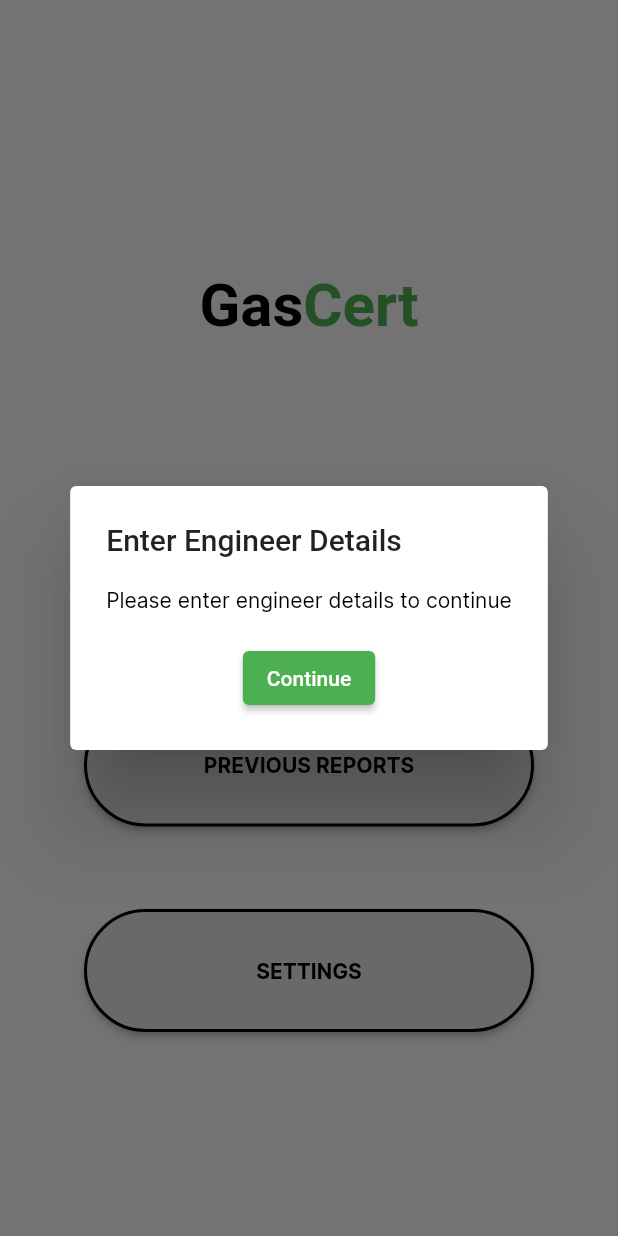
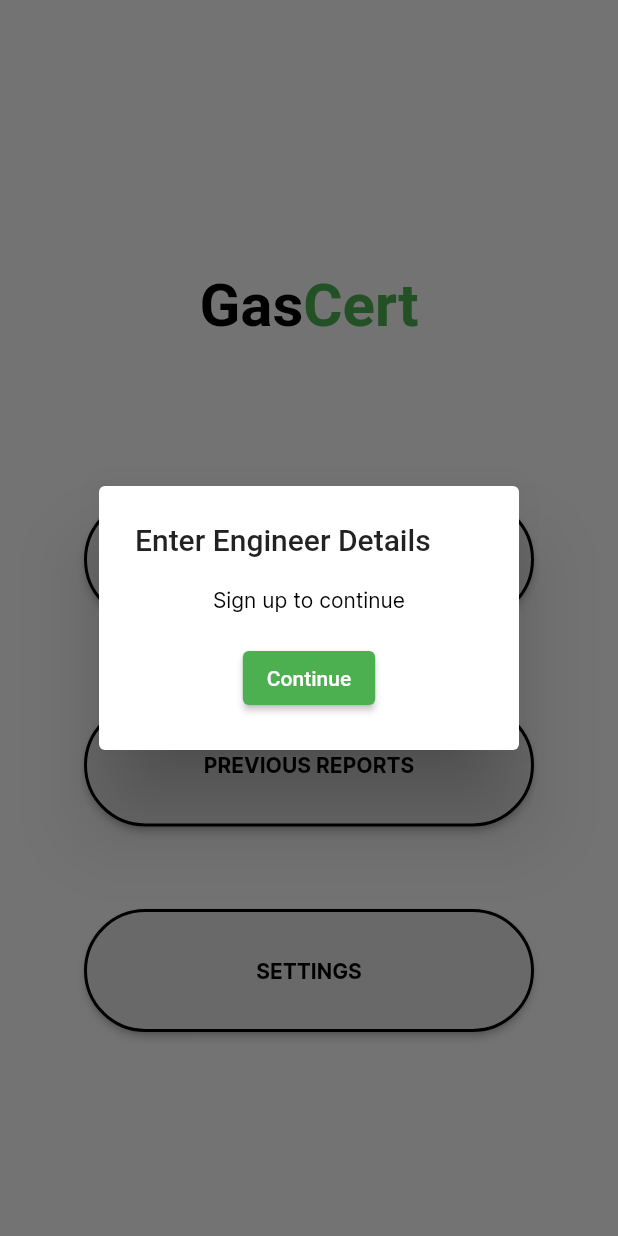
Before and after one commit to liiiiamb/gascert-code, a Flutter app: the screen it shows after launch, on a phone screen of 412 x 824 dp. Run offline on Flutter 3.47's test engine with Material 2 defaults, Android fonts, the phone set to English and light mode, and no system bars; our stand-ins replace cloud_firestore, dots_indicator, file_picker, firebase_auth, firebase_core, fluttertoast and 7 more; missing offline and left inert: advance_pdf_viewer, autocomplete_textfield, excel, flutter_email_sender, material_dialogs, telephony; accounts and stored records are empty.

```diff
--- a/lib/Engineer.dart
+++ b/lib/Engineer.dart
@@ -12,6 +12,7 @@ import 'package:image_picker/image_picker.dart';
 import 'package:permission_handler/permission_handler.dart';
 import 'package:flutter/services.dart' show ByteData, rootBundle;
 import 'package:signature/signature.dart';
+import 'package:provider/provider.dart';
 
 class Engineer extends StatefulWidget {
   @override
--- a/lib/main.dart
+++ b/lib/main.dart
@@ -89,7 +89,7 @@ class HomePageScreen extends StatelessWidget {
                 content: Column(
                   mainAxisSize: MainAxisSize.min,
                   children: [
-                    Text("Please enter engineer details to continue"),
+                    Text("Sign up to continue"),
                     SizedBox(
                         height: 20), // Adding space between text and button
                     Center(
--- a/pubspec.yaml
+++ b/pubspec.yaml
@@ -73,6 +73,7 @@ dependencies:
   telephony: ^0.2.0
   toggle_switch: ^2.1.0
   dots_indicator: ^3.0.0
+  provider: ^6.1.1
 
 
 flutter_icons:
```
Also changed, not shown: pubspec.lock.
